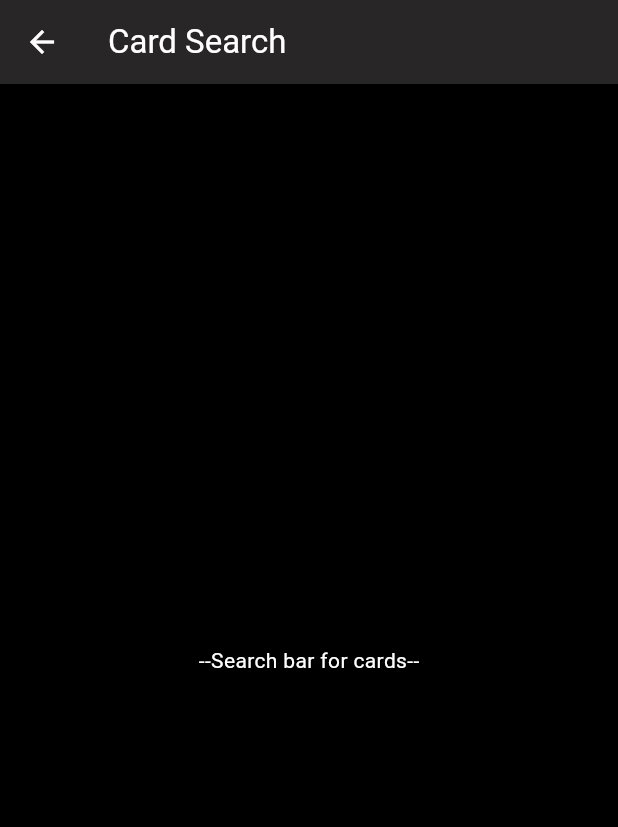
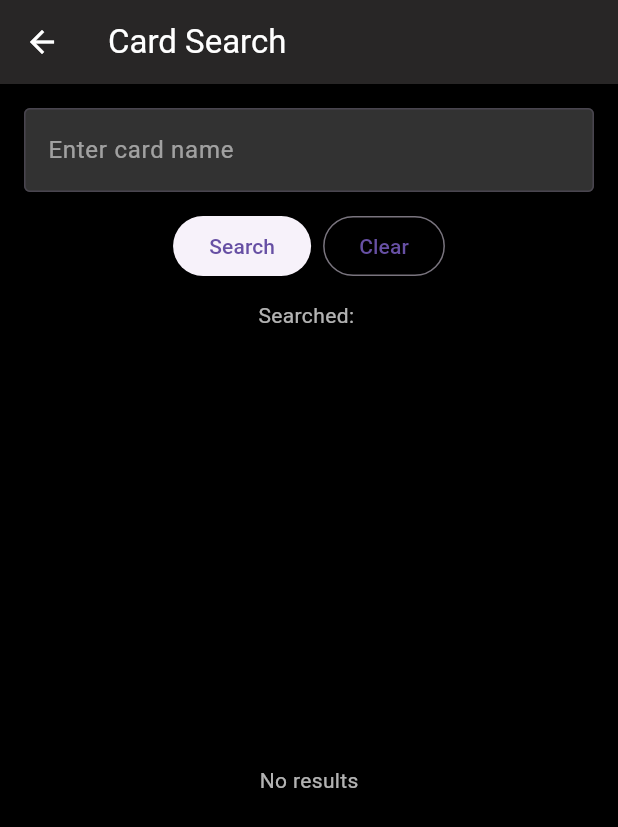
Before and after one commit to DrunkenRook/Projects, a Flutter app: the screen it shows after launch, in the side drawer, after a tap on "Card Search", on a phone screen of 412 x 824 dp. Shown: the top 827 px of the screen. Run offline on Flutter 3.47's test engine with Material 3 defaults, Android fonts, the phone set to English and light mode, and no system bars.

Commit message:
casual commander api implementation

```diff
--- a/Flutter/casual_commander/lib/pages/second_page.dart
+++ b/Flutter/casual_commander/lib/pages/second_page.dart
@@ -1,25 +1,188 @@
+import 'dart:convert';
+
 import 'package:flutter/material.dart';
-import 'package:mtg/mtg.dart';
+import 'package:http/http.dart' as http;
 
-class SecondPage extends StatelessWidget
-{
+class SecondPage extends StatefulWidget {
   const SecondPage({super.key});
 
   @override
-  Widget build(BuildContext context)
-  {
+  State<SecondPage> createState() => SecondPageState();
+}
+
+class SecondPageState extends State<SecondPage> {
+  final TextEditingController _controller = TextEditingController();
+  String storedText = '';
+  bool isLoading = false;
+  String? error;
+  List<dynamic> results = [];
+
+  @override
+  void dispose() {
+    _controller.dispose();
+    super.dispose();
+  }
+
+  Future<void> searchInput() async {
+    setState(() {
+      storedText = _controller.text;
+      isLoading = true;
+      error = null;
+      results = [];
+    });
+
+    try {
+      // Replace spaces with underscores for the http request
+      final noSpaces = storedText.replaceAll(' ', '_');
+      final formatted = Uri.encodeQueryComponent(noSpaces);
+
+      final uri = Uri.parse('https://api.magicthegathering.io/v1/cards?name=$formatted');
+
+      final response = await http.get(uri);
+      if (response.statusCode == 200) {
+        final Map<String, dynamic> data = jsonDecode(response.body);
+        // API returns an object with a 'cards' array
+        setState(() {
+          results = data['cards'] ?? [];
+        });
+      } else {
+        setState(() {
+          error = 'Request failed: ${response.statusCode}';
+        });
+      }
+    } catch (e) {
+      setState(() {
+        error = 'Error: $e';
+      });
+    } finally {
+      setState(() {
+        isLoading = false;
+      });
+    }
+
+  }
+
+  Widget _buildResults() {
+    if (isLoading) {
+      return const Center(child: CircularProgressIndicator());
+    }
+
+    if (error != null) {
+      return Center(child: Text(error!, style: const TextStyle(color: Colors.red)));
+    }
+
+    if (results.isEmpty) {
+      return const Center(child: Text('No results', style: TextStyle(color: Colors.white70)));
+    }
+
+    // Group results by exact card name
+    final Map<String, List<Map<String, dynamic>>> grouped = {};
+    for (final item in results) {
+      if (item is Map<String, dynamic>) {
+        final name = (item['name'] ?? 'Unknown').toString();
+        grouped.putIfAbsent(name, () => []).add(item);
+      }
+    }
+
+    final groups = grouped.entries.toList();
+
+    return ListView.builder(
+      itemCount: groups.length,
+      itemBuilder: (context, index) {
+        final entry = groups[index];
+        final name = entry.key;
+        final variants = entry.value;
+
+        if (variants.length == 1) {
+          final card = variants.first;
+          final subtitleParts = <String>[];
+          if ((card['type'] ?? '') != '') subtitleParts.add(card['type']);
+          if ((card['set'] ?? '') != '') subtitleParts.add(card['set']);
+          final subtitle = subtitleParts.join(' • ');
+          return ListTile(
+            title: Text(name, style: const TextStyle(color: Colors.white)),
+            subtitle: subtitle.isNotEmpty ? Text(subtitle, style: const TextStyle(color: Colors.white70)) : null,
+            dense: true,
+          );
+        }
+
+        // Multiple variants with same name -> show ExpansionTile
+        return ExpansionTile(
+          title: Text(name, style: const TextStyle(color: Colors.white)),
+          tilePadding: const EdgeInsets.symmetric(horizontal: 16.0),
+          children: variants.map<Widget>((card) {
+            final type = (card['type'] ?? '').toString();
+            final set = (card['set'] ?? '').toString();
+            final subtitleParts = <String>[];
+            if (type.isNotEmpty) subtitleParts.add(type);
+            if (set.isNotEmpty) subtitleParts.add(set);
+            final subtitle = subtitleParts.join(' • ');
+
+            return ListTile(
+              title: Text(card['name'] ?? 'Unknown', style: const TextStyle(color: Colors.white)),
+              subtitle: subtitle.isNotEmpty ? Text(subtitle, style: const TextStyle(color: Colors.white70)) : null,
+              dense: true,
+            );
+          }).toList(),
+        );
+      },
+    );
+  }
+  @override
+  Widget build(BuildContext context) {
     return Scaffold(
       backgroundColor: const Color.fromARGB(255, 0, 0, 0),
       appBar: AppBar(
         title: const Text('Card Search', style: TextStyle(color: Colors.white)),
         backgroundColor: const Color.fromARGB(255, 40, 38, 38),
       ),
-      body: const Center(
-        child: Text(
-          '--Search bar for cards--',
-          style: TextStyle(color: Colors.white),
+      body: Padding(
+        padding: const EdgeInsets.all(16.0),
+        child: Column(
+          mainAxisSize: MainAxisSize.max,
+            children: [
+              TextField(
+                controller: _controller,
+                style: const TextStyle(color: Colors.white),
+                decoration: const InputDecoration(
+                  hintText: 'Enter card name',
+                  hintStyle: TextStyle(color: Colors.white54),
+                  filled: true,
+                  fillColor: Color.fromARGB(50, 255, 255, 255),
+                  border: OutlineInputBorder(),
+                ),
+              ),
+              const SizedBox(height: 12),
+              Row(
+                mainAxisAlignment: MainAxisAlignment.center,
+                children: [
+                  ElevatedButton(
+                    onPressed: searchInput,
+                    child: const Text('Search'),
+                  ),
+                  const SizedBox(width: 8),
+                  OutlinedButton(
+                    onPressed: () {
+                      _controller.clear();
+                      setState(() {
+                        storedText = '';
+                      });
+                    },
+                    child: const Text('Clear'),
+                  ),
+                ],
+              ),
+              const SizedBox(height: 12),
+              Text(
+                'Searched: $storedText',
+                style: const TextStyle(color: Colors.white70),
+              ),
+              const SizedBox(height: 12),
+              // Results list takes remaining space and is scrollable
+              Expanded(child: _buildResults()),
+            ],
+          ),
         ),
-      ),
     );
   }
 }
--- a/Flutter/casual_commander/pubspec.yaml
+++ b/Flutter/casual_commander/pubspec.yaml
@@ -36,6 +36,7 @@ dependencies:
   # The following adds the Cupertino Icons font to your application.
   # Use with the CupertinoIcons class for iOS style icons.
   cupertino_icons: ^1.0.8
+  http: ^1.6.0
 
 dev_dependencies:
   flutter_test:
```
Also changed, not shown: Flutter/casual_commander/lib/pages/save_data.txt (added), Flutter/casual_commander/pubspec.lock.
